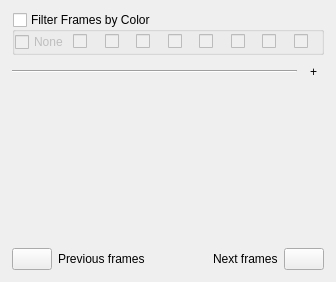
Above: plugins/dockers/animation/onion_skins_docker.ui from KDE/krita before the change. Below: the same form after it.
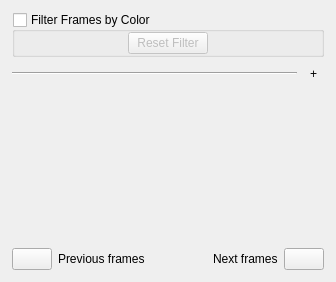
That is the form after the change. Custom widgets are drawn as their Qt base class.

Commit message:
Added KisColorLabelButton to Onion Skins Docker.
This now unifies the design of color label selection and filtering widgets.

What changed in the file:
```diff
--- a/plugins/dockers/animation/onion_skins_docker.ui
+++ b/plugins/dockers/animation/onion_skins_docker.ui
@@ -72,79 +72,20 @@
        <number>0</number>
       </property>
       <item>
-       <widget class="QCheckBox" name="colorFilter0_checkbox">
-        <property name="minimumSize">
+       <widget class="QPushButton" name="resetFilter">
+        <property name="maximumSize">
          <size>
-          <width>0</width>
-          <height>0</height>
+          <width>80</width>
+          <height>16777215</height>
          </size>
         </property>
         <property name="text">
-         <string>None</string>
+         <string>Reset Filter</string>
         </property>
-        <property name="iconSize">
-         <size>
-          <width>16</width>
-          <height>16</height>
-         </size>
-        </property>
        </widget>
       </item>
       <item>
-       <widget class="QCheckBox" name="colorFilter1_checkbox">
-        <property name="text">
-         <string/>
-        </property>
-       </widget>
-      </item>
-      <item>
-       <widget class="QCheckBox" name="colorFilter2_checkbox">
-        <property name="text">
-         <string/>
-        </property>
-       </widget>
-      </item>
-      <item>
-       <widget class="QCheckBox" name="colorFilter3_checkbox">
-        <property name="text">
-         <string/>
-        </property>
-       </widget>
-      </item>
-      <item>
-       <widget class="QCheckBox" name="colorFilter4_checkbox">
-        <property name="text">
-         <string/>
-        </property>
-       </widget>
-      </item>
-      <item>
-       <widget class="QCheckBox" name="colorFilter5_checkbox">
-        <property name="text">
-         <string/>
-        </property>
-       </widget>
-      </item>
-      <item>
-       <widget class="QCheckBox" name="colorFilter6_checkbox">
-        <property name="text">
-         <string/>
-        </property>
-       </widget>
-      </item>
-      <item>
-       <widget class="QCheckBox" name="colorFilter7_checkbox">
-        <property name="text">
-         <string/>
-        </property>
-       </widget>
-      </item>
-      <item>
-       <widget class="QCheckBox" name="colorFilter8_checkbox">
-        <property name="text">
-         <string/>
-        </property>
-       </widget>
+       <layout class="QHBoxLayout" name="filterButtons"/>
       </item>
      </layout>
     </widget>
```
The commit also changes 6 other files.
